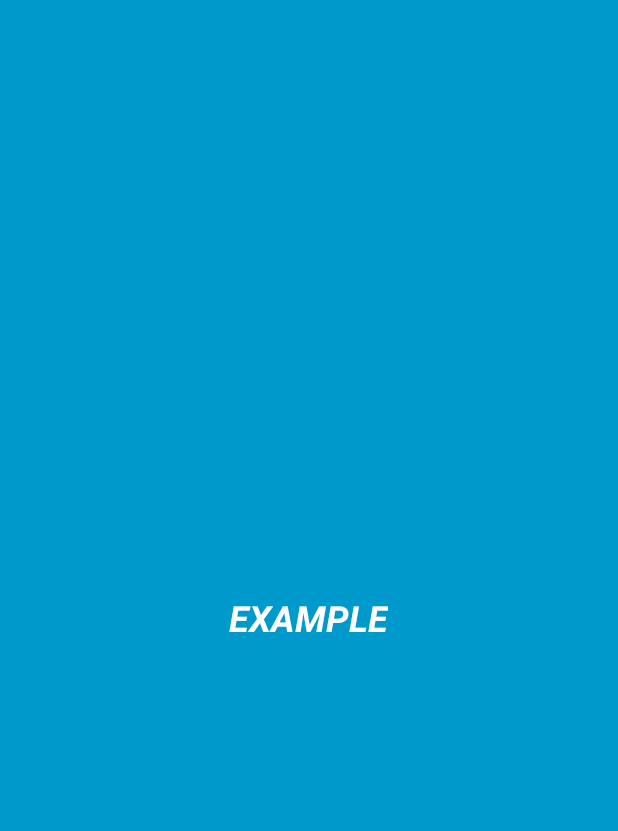
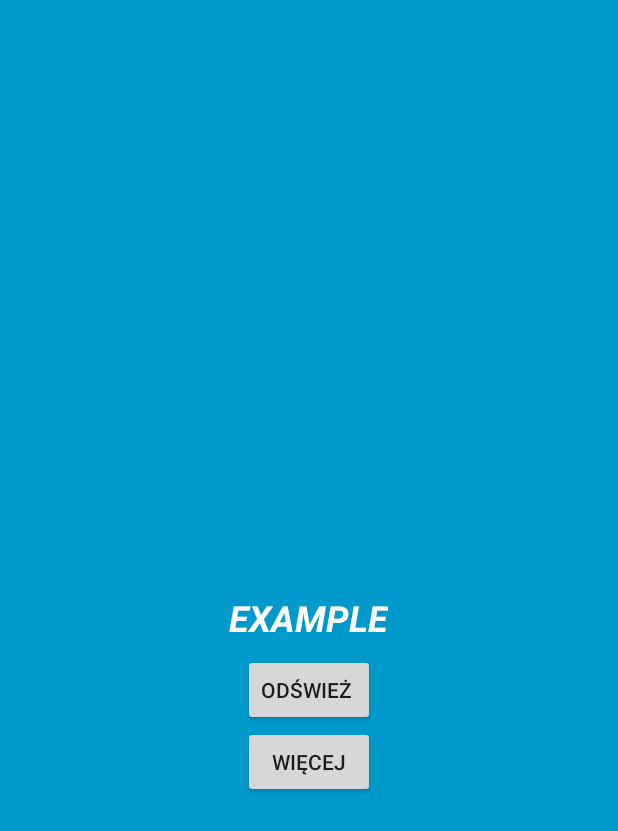
Before and after one commit to AdamTomaja/XKom-HotShots, an Android app: the layout hot_shot_widget.xml on its own in the app's theme, with its tools: preview values and no code run, on a phone screen of 412 x 824 dp. Shown: the top 831 px of the screen. Run offline under Robolectric (Android 15) with nearby library versions, the phone set to English and light mode, and no system bars.

Commit message:
'More' button on the widget

```diff
--- a/XKomHotShotsAndroid/app/src/main/res/layout/hot_shot_widget.xml
+++ b/XKomHotShotsAndroid/app/src/main/res/layout/hot_shot_widget.xml
@@ -18,4 +18,20 @@
         android:textSize="24sp"
         android:textStyle="bold|italic" />
 
+    <Button
+        android:layout_width="wrap_content"
+        android:layout_height="wrap_content"
+        android:text="Odśwież "
+        android:id="@+id/reloadButton"
+        android:layout_below="@+id/appwidget_text"
+        android:layout_centerHorizontal="true" />
+
+    <Button
+        android:layout_width="wrap_content"
+        android:layout_height="wrap_content"
+        android:text="Więcej"
+        android:id="@+id/moreButton"
+        android:layout_below="@+id/reloadButton"
+        android:layout_centerHorizontal="true" />
+
 </RelativeLayout>
```
Also changed, not shown: XKomHotShotsAndroid/app/src/main/java/cydercode/com/xkomhotshots/HotShotWidget.java (+52 -3 lines).
